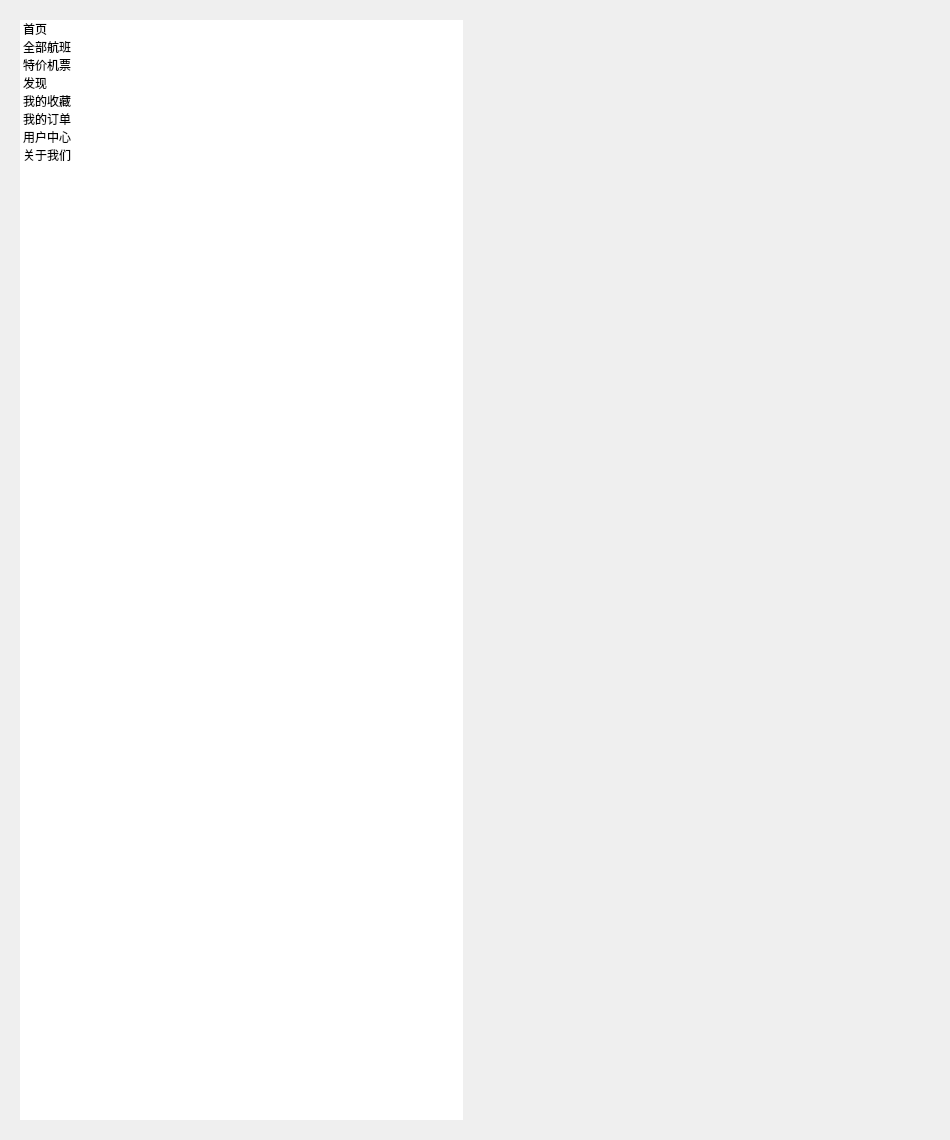
Above: Flight_System/MainWindow.ui from gywcs101/qt_flight_booking_system before the change. Below: the same form after it.
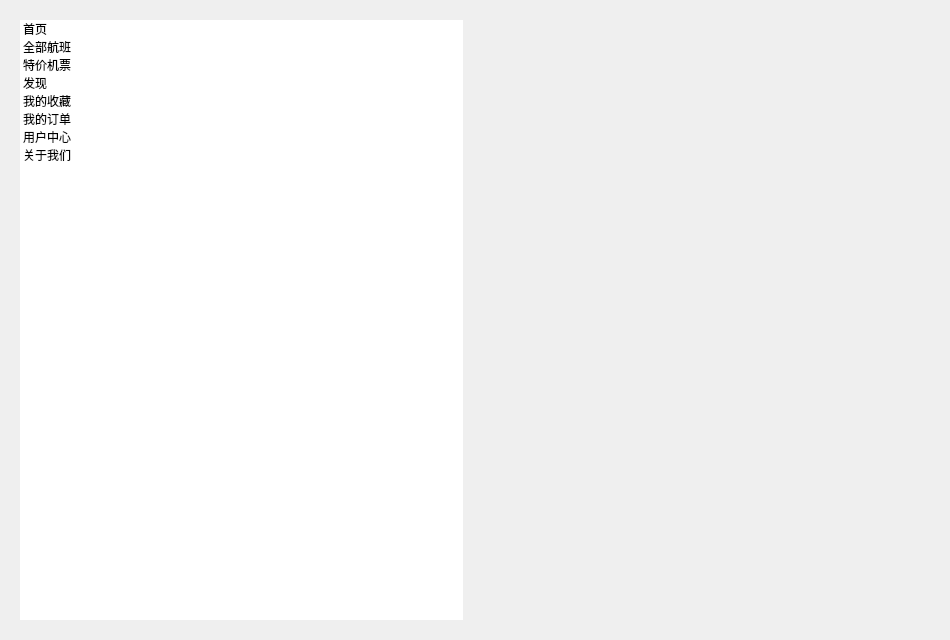
That is the form after the change. Icons and pictures are not drawn. Custom widgets are drawn as their Qt base class.

What changed in the file:
```diff
--- a/Flight_System/MainWindow.ui
+++ b/Flight_System/MainWindow.ui
@@ -34,7 +34,7 @@
         <property name="minimumSize">
          <size>
           <width>200</width>
-          <height>1100</height>
+          <height>600</height>
          </size>
         </property>
         <property name="maximumSize">
```
